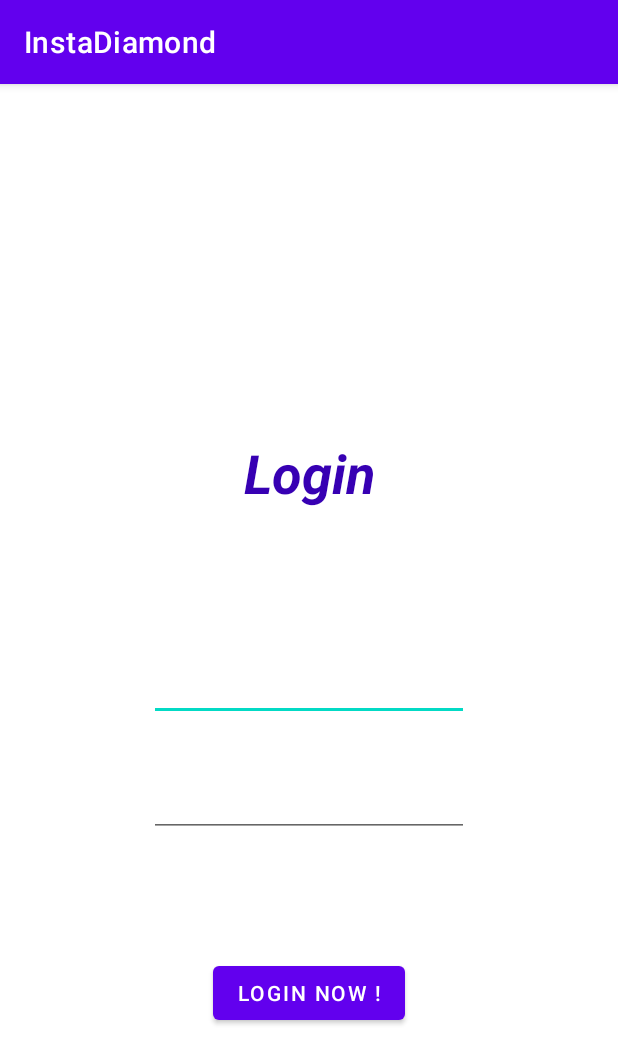
After one commit to RefaelAdmoni/InstaDiamonds, an Android app: the fragment login_Fragment shown on its own in the app's theme, on a phone screen of 412 x 824 dp. The commit adds this screen. Shown: the top 1064 px of the screen. Run offline under Robolectric (Android 15) with nearby library versions, the phone set to English and light mode, and no system bars.

Commit message:
login view

```diff
--- /dev/null
+++ b/app/src/main/java/com/example/instadiamond/login_Fragment.java
@@ -0,0 +1,64 @@
+package com.example.instadiamond;
+
+import android.os.Bundle;
+
+import androidx.fragment.app.Fragment;
+
+import android.view.LayoutInflater;
+import android.view.View;
+import android.view.ViewGroup;
+
+/**
+ * A simple {@link Fragment} subclass.
+ * Use the {@link login_Fragment#newInstance} factory method to
+ * create an instance of this fragment.
+ */
+public class login_Fragment extends Fragment {
+
+    // TODO: Rename parameter arguments, choose names that match
+    // the fragment initialization parameters, e.g. ARG_ITEM_NUMBER
+    private static final String ARG_PARAM1 = "param1";
+    private static final String ARG_PARAM2 = "param2";
+
+    // TODO: Rename and change types of parameters
+    private String mParam1;
+    private String mParam2;
+
+    public login_Fragment() {
+        // Required empty public constructor
+    }
+
+    /**
+     * Use this factory method to create a new instance of
+     * this fragment using the provided parameters.
+     *
+     * @param param1 Parameter 1.
+     * @param param2 Parameter 2.
+     * @return A new instance of fragment login_Fragment.
+     */
+    // TODO: Rename and change types and number of parameters
+    public static login_Fragment newInstance(String param1, String param2) {
+        login_Fragment fragment = new login_Fragment();
+        Bundle args = new Bundle();
+        args.putString(ARG_PARAM1, param1);
+        args.putString(ARG_PARAM2, param2);
+        fragment.setArguments(args);
+        return fragment;
+    }
+
+    @Override
+    public void onCreate(Bundle savedInstanceState) {
+        super.onCreate(savedInstanceState);
+        if (getArguments() != null) {
+            mParam1 = getArguments().getString(ARG_PARAM1);
+            mParam2 = getArguments().getString(ARG_PARAM2);
+        }
+    }
+
+    @Override
+    public View onCreateView(LayoutInflater inflater, ViewGroup container,
+                             Bundle savedInstanceState) {
+        // Inflate the layout for this fragment
+        return inflater.inflate(R.layout.fragment_login_, container, false);
+    }
+}
--- /dev/null
+++ b/app/src/main/res/layout/fragment_login_.xml
@@ -0,0 +1,63 @@
+<?xml version="1.0" encoding="utf-8"?>
+<androidx.constraintlayout.widget.ConstraintLayout xmlns:android="http://schemas.android.com/apk/res/android"
+    xmlns:app="http://schemas.android.com/apk/res-auto"
+    xmlns:tools="http://schemas.android.com/tools"
+    android:layout_width="match_parent"
+    android:layout_height="match_parent"
+    tools:context=".login_Fragment">
+
+
+    <TextView
+        android:id="@+id/textView_login"
+        style="@android:style/Widget.TextView.SpinnerItem"
+        android:layout_width="162dp"
+        android:layout_height="wrap_content"
+        android:layout_marginBottom="250dp"
+        android:freezesText="true"
+        android:gravity="center"
+        android:text="Login"
+        android:textColor="@color/design_default_color_primary_variant"
+        android:textSize="36sp"
+        android:textStyle="bold|italic"
+        app:layout_constraintBottom_toBottomOf="parent"
+        app:layout_constraintEnd_toEndOf="parent"
+        app:layout_constraintStart_toStartOf="parent"
+        app:layout_constraintTop_toTopOf="parent" />
+
+    <EditText
+        android:id="@+id/input_EmailAddress_login_fargmant"
+        android:layout_width="wrap_content"
+        android:layout_height="wrap_content"
+        android:layout_marginStart="91dp"
+        android:layout_marginTop="96dp"
+        android:layout_marginEnd="91dp"
+        android:ems="10"
+        android:inputType="textEmailAddress"
+        app:layout_constraintEnd_toEndOf="parent"
+        app:layout_constraintStart_toStartOf="parent"
+        app:layout_constraintTop_toBottomOf="@+id/textView_login" />
+
+    <EditText
+        android:id="@+id/input_Password_login_fargment"
+        android:layout_width="wrap_content"
+        android:layout_height="wrap_content"
+        android:layout_marginStart="91dp"
+        android:layout_marginTop="32dp"
+        android:layout_marginEnd="91dp"
+        android:ems="10"
+        android:inputType="textPassword"
+        app:layout_constraintEnd_toEndOf="parent"
+        app:layout_constraintStart_toStartOf="parent"
+        app:layout_constraintTop_toBottomOf="@+id/input_EmailAddress_login_fargmant" />
+
+    <Button
+        android:id="@+id/btn_login_fragment"
+        android:layout_width="wrap_content"
+        android:layout_height="wrap_content"
+        android:layout_marginTop="80dp"
+        android:text="login now !"
+        app:layout_constraintEnd_toEndOf="parent"
+        app:layout_constraintStart_toStartOf="parent"
+        app:layout_constraintTop_toBottomOf="@+id/input_Password_login_fargment" />
+
+</androidx.constraintlayout.widget.ConstraintLayout>
--- a/app/src/main/res/layout/fragment_product_details.xml
+++ b/app/src/main/res/layout/fragment_product_details.xml
@@ -25,6 +25,7 @@
         android:layout_marginStart="16dp"
         android:layout_marginTop="16dp"
         android:layout_marginEnd="16dp"
+        android:text="text1"
         app:layout_constraintEnd_toEndOf="parent"
         app:layout_constraintStart_toStartOf="parent"
         app:layout_constraintTop_toBottomOf="@+id/product_details_imageView" />
@@ -36,6 +37,7 @@
         android:layout_marginStart="16dp"
         android:layout_marginTop="16dp"
         android:layout_marginEnd="16dp"
+        android:text="text2"
         app:layout_constraintEnd_toEndOf="parent"
         app:layout_constraintStart_toStartOf="parent"
         app:layout_constraintTop_toBottomOf="@+id/product_details_name_tv" />
@@ -47,6 +49,7 @@
         android:layout_marginStart="16dp"
         android:layout_marginTop="16dp"
         android:layout_marginEnd="16dp"
+        android:text="text3"
         app:layout_constraintEnd_toEndOf="parent"
         app:layout_constraintHorizontal_bias="0.0"
         app:layout_constraintStart_toStartOf="parent"
--- a/app/src/main/res/values-night/themes.xml
+++ b/app/src/main/res/values-night/themes.xml
@@ -13,4 +13,9 @@
         <item name="android:statusBarColor" tools:targetApi="l">?attr/colorPrimaryVariant</item>
         <!-- Customize your theme here. -->
     </style>
+
+    <style name="ThemeOverlay.InstaDiamond.FullscreenContainer" parent="">
+        <item name="fullscreenBackgroundColor">@color/light_blue_900</item>
+        <item name="fullscreenTextColor">@color/light_blue_A400</item>
+    </style>
 </resources>
--- /dev/null
+++ b/app/src/main/res/values/attrs.xml
@@ -0,0 +1,6 @@
+<resources>
+    <declare-styleable name="FullscreenAttrs">
+        <attr name="fullscreenBackgroundColor" format="color" />
+        <attr name="fullscreenTextColor" format="color" />
+    </declare-styleable>
+</resources>
--- a/app/src/main/res/values/colors.xml
+++ b/app/src/main/res/values/colors.xml
@@ -7,4 +7,9 @@
     <color name="teal_700">#FF018786</color>
     <color name="black">#FF000000</color>
     <color name="white">#FFFFFFFF</color>
+    <color name="light_blue_600">#FF039BE5</color>
+    <color name="light_blue_900">#FF01579B</color>
+    <color name="light_blue_A200">#FF40C4FF</color>
+    <color name="light_blue_A400">#FF00B0FF</color>
+    <color name="black_overlay">#66000000</color>
 </resources>
--- a/app/src/main/res/values/strings.xml
+++ b/app/src/main/res/values/strings.xml
@@ -3,4 +3,6 @@
     <!-- TODO: Remove or change this placeholder text -->
     <string name="hello_blank_fragment">Hello blank fragment</string>
     <string name="close">Close</string>
+    <string name="dummy_button">Dummy Button</string>
+    <string name="dummy_content">DUMMY\nCONTENT</string>
 </resources>
--- a/app/src/main/res/values/themes.xml
+++ b/app/src/main/res/values/themes.xml
@@ -13,4 +13,9 @@
         <item name="android:statusBarColor" tools:targetApi="l">?attr/colorPrimaryVariant</item>
         <!-- Customize your theme here. -->
     </style>
+
+    <style name="ThemeOverlay.InstaDiamond.FullscreenContainer" parent="">
+        <item name="fullscreenBackgroundColor">@color/light_blue_600</item>
+        <item name="fullscreenTextColor">@color/light_blue_A200</item>
+    </style>
 </resources>
```
Also changed, not shown: app/src/main/java/com/example/instadiamond/HomeFragment.java (added, +64 -0 lines), app/src/main/res/layout/activity_home.xml (+10 -1 lines), app/src/main/res/layout/fragment_home.xml (added, +14 -0 lines), app/src/main/res/menu/home_bottom_nav_menu.xml (added, +10 -0 lines), app/src/main/res/navigation/nav_graph.xml (+7 -1 lines), app/src/main/res/values/styles.xml (added, +7 -0 lines).
